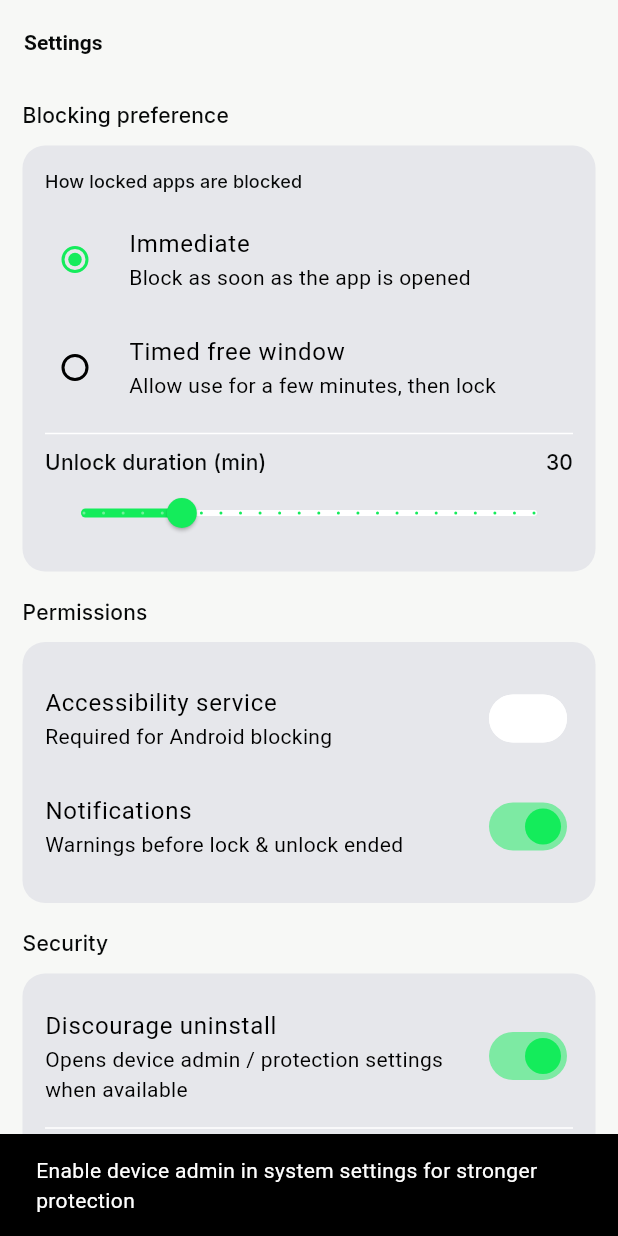
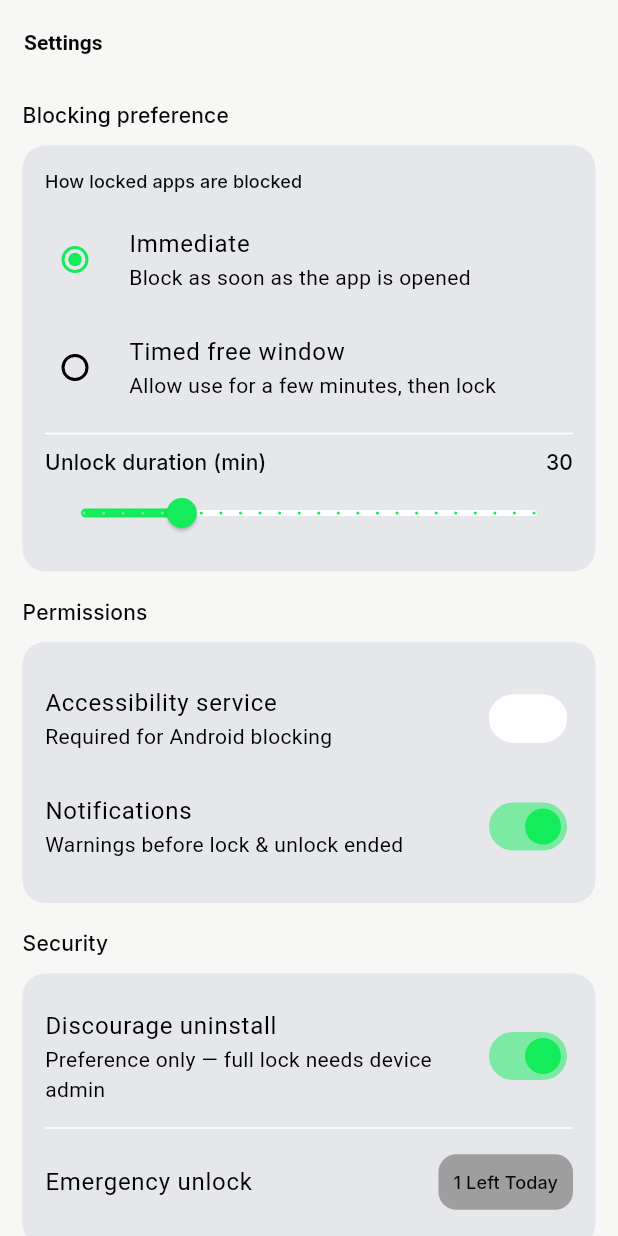
Before and after one commit to Destiny-Ed/sweat_lock, a Flutter app: the SettingsScreen screen opened directly, after a tap on "Immediate", after a tap on "Discourage uninstall", on a phone screen of 412 x 824 dp. Run offline on Flutter 3.47's test engine with Material 3 defaults, Android fonts, the phone set to English and light mode, and no system bars; our stand-ins replace camera, fl_chart, google_fonts, hive_ce_flutter, percent_indicator; missing offline and left inert: flutter_accessibility_service, google_mlkit_pose_detection, installed_apps; accounts and stored records are empty.

Commit message:
Fix SliverToBoxAdapter typo in settings

```diff
--- a/lib/presentation/views/settings/settings.dart
+++ b/lib/presentation/views/settings/settings.dart
@@ -32,7 +32,6 @@ class _SettingsScreenState extends State<SettingsScreen> {
   late bool _notifications;
   late bool _preventUninstall;
   bool _accessibilityOn = false;
-  String _screenTimeStatus = 'unknown';
 
   @override
   void initState() {
@@ -54,10 +53,6 @@ class _SettingsScreenState extends State<SettingsScreen> {
     if (Platform.isAndroid) {
       _accessibilityOn =
           await BlockingService.instance.isAccessibilityEnabled();
-    }
-    if (Platform.isIOS) {
-      // status string from channel if available
-      _screenTimeStatus = 'check below';
     }
     if (mounted) setState(() {});
   }
@@ -193,15 +188,13 @@ class _SettingsScreenState extends State<SettingsScreen> {
       ),
       body: CustomScrollView(
         slivers: [
-          SniverToBoxAdapter(
+          SliverToBoxAdapter(
             child: Padding(
               padding: const EdgeInsets.symmetric(horizontal: 15),
               child: Column(
                 crossAxisAlignment: CrossAxisAlignment.start,
                 children: [
                   const SizedBox(height: 10),
-
-                  // ---- Blocking mode ----
                   Text('Blocking preference',
                       style: Theme.of(context).textTheme.titleMedium),
                   const SizedBox(height: 10),
@@ -256,11 +249,9 @@ class _SettingsScreenState extends State<SettingsScreen> {
                             mainAxisAlignment: MainAxisAlignment.spaceBetween,
                             children: [
                               Text('Free minutes',
-                                  style:
-                                      Theme.of(context).textTheme.titleMedium),
+                                  style: Theme.of(context).textTheme.titleMedium),
                               Text('${_freeMinutes.round()}',
-                                  style:
-                                      Theme.of(context).textTheme.titleMedium),
+                                  style: Theme.of(context).textTheme.titleMedium),
                             ],
                           ),
                           Slider(
@@ -269,8 +260,7 @@ class _SettingsScreenState extends State<SettingsScreen> {
                             max: 60,
                             divisions: 59,
                             activeColor: AppColors.primaryGreen,
-                            onChanged: (v) =>
-                                setState(() => _freeMinutes = v),
+                            onChanged: (v) => setState(() => _freeMinutes = v),
                             onChangeEnd: (v) async {
                               await HiveService.setFreeMinutes(v.round());
                               await _applyMonitoringPrefs();
@@ -280,11 +270,9 @@ class _SettingsScreenState extends State<SettingsScreen> {
                             mainAxisAlignment: MainAxisAlignment.spaceBetween,
                             children: [
                               Text('Warn before lock (min)',
-                                  style:
-                                      Theme.of(context).textTheme.titleMedium),
+                                  style: Theme.of(context).textTheme.titleMedium),
                               Text('${_warningMinutes.round()}',
-                                  style:
-                                      Theme.of(context).textTheme.titleMedium),
+                                  style: Theme.of(context).textTheme.titleMedium),
                             ],
                           ),
                           Slider(
@@ -306,11 +294,9 @@ class _SettingsScreenState extends State<SettingsScreen> {
                           mainAxisAlignment: MainAxisAlignment.spaceBetween,
                           children: [
                             Text('Unlock duration (min)',
-                                style:
-                                    Theme.of(context).textTheme.titleMedium),
+                                style: Theme.of(context).textTheme.titleMedium),
                             Text('${_unlockMinutes.round()}',
-                                style:
-                                    Theme.of(context).textTheme.titleMedium),
+                                style: Theme.of(context).textTheme.titleMedium),
                           ],
                         ),
                         Slider(
@@ -319,8 +305,7 @@ class _SettingsScreenState extends State<SettingsScreen> {
                           max: 120,
                           divisions: 23,
                           activeColor: AppColors.primaryGreen,
-                          onChanged: (v) =>
-                              setState(() => _unlockMinutes = v),
+                          onChanged: (v) => setState(() => _unlockMinutes = v),
                           onChangeEnd: (v) {
                             HiveService.setUnlockDurationMinutes(v.round());
                           },
@@ -328,7 +313,6 @@ class _SettingsScreenState extends State<SettingsScreen> {
                       ],
                     ),
                   ),
-
                   const SizedBox(height: 16),
                   Text('Permissions',
                       style: Theme.of(context).textTheme.titleMedium),
@@ -400,7 +384,6 @@ class _SettingsScreenState extends State<SettingsScreen> {
                       ],
                     ),
                   ),
-
                   const SizedBox(height: 16),
                   Text('Security',
                       style: Theme.of(context).textTheme.titleMedium),
@@ -413,7 +396,7 @@ class _SettingsScreenState extends State<SettingsScreen> {
                           title: const Text('Discourage uninstall'),
                           subtitle: Text(
                             Platform.isAndroid
-                                ? 'Opens device admin / protection settings when available'
+                                ? 'Preference only — full lock needs device admin'
                                 : 'iOS cannot block uninstall without MDM',
                           ),
                           value: _preventUninstall,
@@ -421,19 +404,6 @@ class _SettingsScreenState extends State<SettingsScreen> {
                           onChanged: (v) async {
                             setState(() => _preventUninstall = v);
                             await HiveService.setPreventUninstall(v);
-                            if (mounted) {
-                              ScaffoldMessenger.of(context).showSnackBar(
-                                SnackBar(
-                                  content: Text(
-                                    Platform.isIOS
-                                        ? 'iOS does not allow apps to prevent uninstall'
-                                        : v
-                                            ? 'Enable device admin in system settings for stronger protection'
-                                            : 'Uninstall protection preference saved',
-                                  ),
-                                ),
-                              );
-                            }
                           },
                         ),
                         const Divider(),
@@ -456,7 +426,6 @@ class _SettingsScreenState extends State<SettingsScreen> {
                       ],
                     ),
                   ),
-
                   const SizedBox(height: 16),
                   Text('Exercise',
                       style: Theme.of(context).textTheme.titleMedium),
@@ -469,11 +438,9 @@ class _SettingsScreenState extends State<SettingsScreen> {
                           mainAxisAlignment: MainAxisAlignment.spaceBetween,
                           children: [
                             Text('Reps per session',
-                                style:
-                                    Theme.of(context).textTheme.titleMedium),
+                                style: Theme.of(context).textTheme.titleMedium),
                             Text('${_reps.round()}',
-                                style:
-                                    Theme.of(context).textTheme.titleMedium),
+                                style: Theme.of(context).textTheme.titleMedium),
                           ],
                         ),
                         Slider(
@@ -507,7 +474,6 @@ class _SettingsScreenState extends State<SettingsScreen> {
                       ],
                     ),
                   ),
-
                   const SizedBox(height: 16),
                   Text('Locked apps',
                       style: Theme.of(context).textTheme.titleMedium),
@@ -559,7 +525,6 @@ class _SettingsScreenState extends State<SettingsScreen> {
                       ],
                     ),
                   ),
-
                   const SizedBox(height: 16),
                   Text('Account',
                       style: Theme.of(context).textTheme.titleMedium),
@@ -572,7 +537,6 @@ class _SettingsScreenState extends State<SettingsScreen> {
                       onTap: _logout,
                     ),
                   ),
-
                   const SizedBox(height: 16),
                   Text('About',
                       style: Theme.of(context).textTheme.titleMedium),
```
